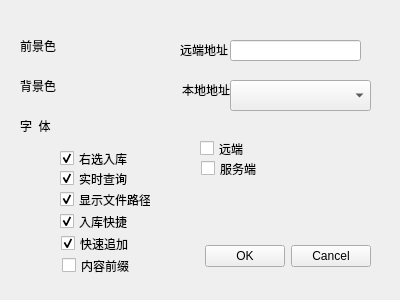
The window that auto_c_code/setup1.ui (yjduoduo/auto_c_code) describes before a commit, drawn with Qt 5.
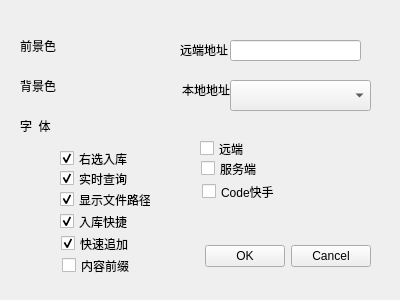
The same window after the commit.

The edit to the form file:
```diff
--- a/auto_c_code/setup1.ui
+++ b/auto_c_code/setup1.ui
@@ -332,6 +332,25 @@
     <bool>false</bool>
    </property>
   </widget>
+  <widget class="QCheckBox" name="checkBox_codeshortcut">
+   <property name="geometry">
+    <rect>
+     <x>202</x>
+     <y>183</y>
+     <width>91</width>
+     <height>17</height>
+    </rect>
+   </property>
+   <property name="toolTip">
+    <string>入库按钮鼠标移动即弹出，且确定和取消也一样效果</string>
+   </property>
+   <property name="text">
+    <string>Code快手</string>
+   </property>
+   <property name="checked">
+    <bool>false</bool>
+   </property>
+  </widget>
  </widget>
  <resources/>
  <connections>
```
